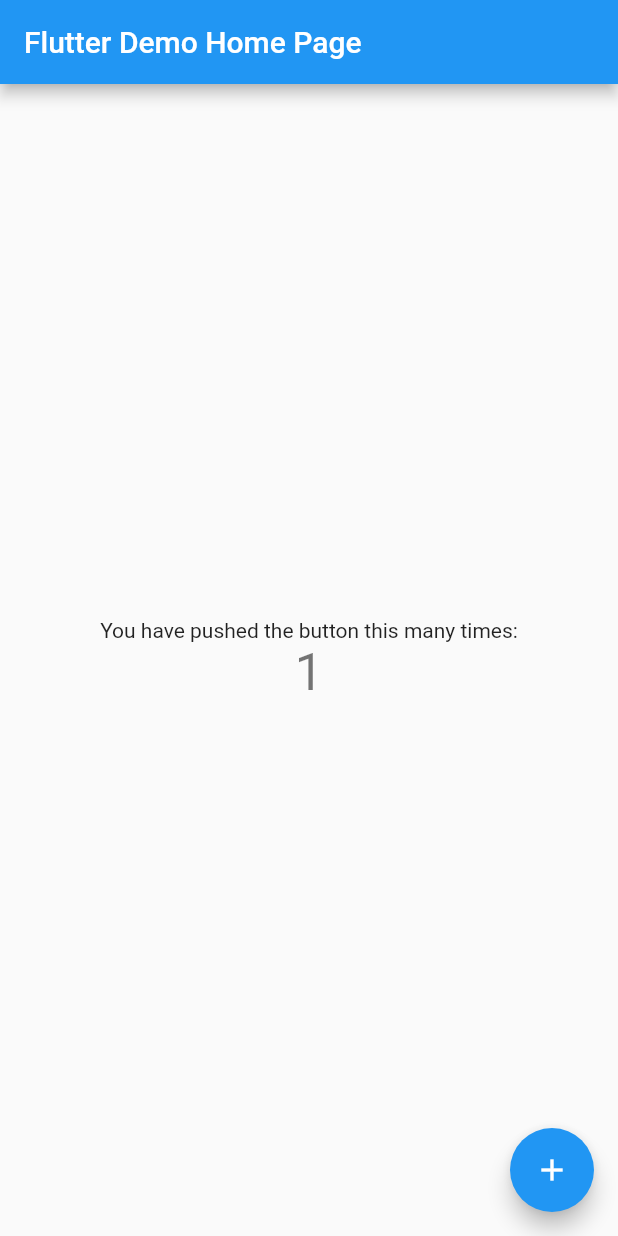
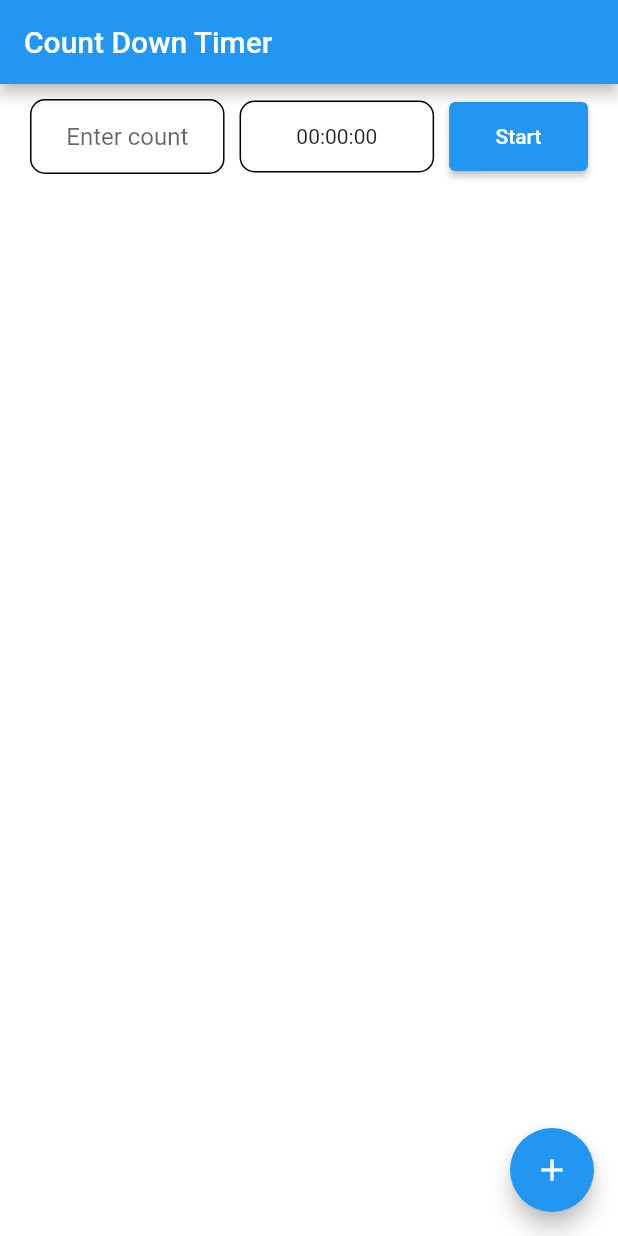
Before and after one commit to Prinalk/count-down-timer, a Flutter app: the screen it shows after launch, after a tap on the "add" icon, on a phone screen of 412 x 824 dp. Run offline on Flutter 3.47's test engine with Material 2 defaults, Android fonts, the phone set to English and light mode, and no system bars; our stand-ins replace get.

Commit message:
final code

```diff
--- /dev/null
+++ b/lib/controller/list_controller.dart
@@ -0,0 +1,6 @@
+import 'package:count_down/model/count_down.dart';
+import 'package:get/get.dart';
+
+class ListController extends GetxController{
+  List<TimerData> data = [];
+}
--- a/lib/main.dart
+++ b/lib/main.dart
@@ -1,6 +1,8 @@
 import 'package:flutter/material.dart';
+import 'package:get/get.dart';
+import 'screens/home_screen.dart';
 
-void main() {
+void main() async {
   runApp(const MyApp());
 }
 
@@ -10,106 +12,14 @@ class MyApp extends StatelessWidget {
   // This widget is the root of your application.
   @override
   Widget build(BuildContext context) {
-    return MaterialApp(
-      title: 'Count Down Timer',
-      theme: ThemeData(
-        // This is the theme of your application.
-        //
-        // Try running your application with "flutter run". You'll see the
-        // application has a blue toolbar. Then, without quitting the app, try
-        // changing the primarySwatch below to Colors.green and then invoke
-        // "hot reload" (press "r" in the console where you ran "flutter run",
-        // or simply save your changes to "hot reload" in a Flutter IDE).
-        // Notice that the counter didn't reset back to zero; the application
-        // is not restarted.
-        primarySwatch: Colors.blue,
-      ),
-      home: const MyHomePage(title: 'Flutter Demo Home Page'),
+    return GetMaterialApp(
+        title: 'Flutter Demo',
+        debugShowCheckedModeBanner: false,
+        theme: ThemeData(
+            scaffoldBackgroundColor: Colors.white,
+            visualDensity: VisualDensity.adaptivePlatformDensity,
+       ),
+        home: HomeScreen()
     );
   }
 }
-
-class MyHomePage extends StatefulWidget {
-  const MyHomePage({super.key, required this.title});
-
-  // This widget is the home page of your application. It is stateful, meaning
-  // that it has a State object (defined below) that contains fields that affect
-  // how it looks.
-
-  // This class is the configuration for the state. It holds the values (in this
-  // case the title) provided by the parent (in this case the App widget) and
-  // used by the build method of the State. Fields in a Widget subclass are
-  // always marked "final".
-
-  final String title;
-
-  @override
-  State<MyHomePage> createState() => _MyHomePageState();
-}
-
-class _MyHomePageState extends State<MyHomePage> {
-  int _counter = 0;
-
-  void _incrementCounter() {
-    setState(() {
-      // This call to setState tells the Flutter framework that something has
-      // changed in this State, which causes it to rerun the build method below
-      // so that the display can reflect the updated values. If we changed
-      // _counter without calling setState(), then the build method would not be
-      // called again, and so nothing would appear to happen.
-      _counter++;
-    });
-  }
-
-  @override
-  Widget build(BuildContext context) {
-    // This method is rerun every time setState is called, for instance as done
-    // by the _incrementCounter method above.
-    //
-    // The Flutter framework has been optimized to make rerunning build methods
-    // fast, so that you can just rebuild anything that needs updating rather
-    // than having to individually change instances of widgets.
-    return Scaffold(
-      appBar: AppBar(
-        // Here we take the value from the MyHomePage object that was created by
-        // the App.build method, and use it to set our appbar title.
-        title: Text(widget.title),
-      ),
-      body: Center(
-        // Center is a layout widget. It takes a single child and positions it
-        // in the middle of the parent.
-        child: Column(
-          // Column is also a layout widget. It takes a list of children and
-          // arranges them vertically. By default, it sizes itself to fit its
-          // children horizontally, and tries to be as tall as its parent.
-          //
-          // Invoke "debug painting" (press "p" in the console, choose the
-          // "Toggle Debug Paint" action from the Flutter Inspector in Android
-          // Studio, or the "Toggle Debug Paint" command in Visual Studio Code)
-          // to see the wireframe for each widget.
-          //
-          // Column has various properties to control how it sizes itself and
-          // how it positions its children. Here we use mainAxisAlignment to
-          // center the children vertically; the main axis here is the vertical
-          // axis because Columns are vertical (the cross axis would be
-          // horizontal).
-          mainAxisAlignment: MainAxisAlignment.center,
-          children: <Widget>[
-            const Text(
-              'You have pushed the button this many times:',
-            ),
-            Text(
-              '$_counter',
-              style: Theme.of(context).textTheme.headlineMedium,
-            ),
-          ],
-        ),
-      ),
-      floatingActionButton: FloatingActionButton(
-        onPressed: _incrementCounter,
-        tooltip: 'Increment',
-        child: const Icon(Icons.add),
-      ), // This trailing comma makes auto-formatting nicer for build methods.
-    );
-  }
-}
--- /dev/null
+++ b/lib/model/count_down.dart
@@ -0,0 +1,56 @@
+
+import 'package:flutter/cupertino.dart';
+
+class Countdown {
+  int id;
+  int time;
+  String count;
+  int total;
+  int status;
+
+
+  Countdown({required this.id, required this.time, required this.count,
+    required this.total, required this.status});
+
+  Map<String, dynamic> toMap() {
+    return {
+      'id': id,
+      'time': time,
+      'count': count,
+      'total': total,
+      'status': status
+    };
+  }
+
+  static Countdown fromMap(Map<String, dynamic> map) {
+    return Countdown(
+      id: map['id'],
+      time: map['time'],
+      count: map['count'],
+      total: map['total'],
+      status: map['status']
+    );
+  }
+}
+
+class TimerData {
+  TextEditingController count;
+  int status;
+
+  TimerData({ required this.count,
+     required this.status});
+
+  Map<String, dynamic> toMap() {
+    return {
+      'count': count,
+      'status': status
+    };
+  }
+
+  static TimerData fromMap(Map<String, dynamic> map) {
+    return TimerData(
+      count: map['count'],
+      status: map['status']
+    );
+  }
+}
--- /dev/null
+++ b/lib/screens/home_screen.dart
@@ -0,0 +1,52 @@
+import 'package:count_down/controller/list_controller.dart';
+import 'package:count_down/model/count_down.dart';
+import 'package:count_down/screens/timer_view.dart';
+import 'package:count_down/utils/string.dart';
+import 'package:flutter/material.dart';
+import 'package:get/get.dart';
+
+class HomeScreen extends StatefulWidget {
+  const HomeScreen({Key? key}) : super(key: key);
+
+  @override
+  State<HomeScreen> createState() => _HomeScreenState();
+}
+
+class _HomeScreenState extends State<HomeScreen> {
+
+  ListController controller = Get.put(ListController());
+
+  @override
+  Widget build(BuildContext context) {
+    return Scaffold(
+      appBar: AppBar(title: Text(txtAppName)),
+      body: GestureDetector(
+        onTap: () => FocusManager.instance.primaryFocus?.unfocus(),
+        child: GetBuilder<ListController>(
+            builder: (controller) {
+              return controller.data.isEmpty
+                  ? Center(child: Text("No Data Found\nAdd Data by clicking +", textAlign: TextAlign.center,),)
+              : ListView.separated(
+                itemCount: controller.data.length,
+                shrinkWrap: true,
+                itemBuilder: (context, index) {
+                  var data = controller.data[index];
+                  return TimerView(data: data);
+                }, separatorBuilder: (BuildContext context, int index) {
+                return const Divider(thickness: 1, color: Colors.grey);
+              },
+              );
+            }
+        ),
+      ),
+      floatingActionButton: FloatingActionButton(
+        onPressed: (){
+          controller.data.add(TimerData(count: TextEditingController(), status: 0));
+          controller.update();
+          Get.back();
+        },
+        child: const Icon(Icons.add),
+      ),
+    );
+  }
+}
--- /dev/null
+++ b/lib/screens/timer_view.dart
@@ -0,0 +1,131 @@
+import 'dart:async';
+
+import 'package:count_down/model/count_down.dart';
+import 'package:count_down/widgets/sizeBox.dart';
+import 'package:flutter/material.dart';
+
+class TimerView extends StatefulWidget {
+  final TimerData data;
+  const TimerView({Key? key, required this.data}) : super(key: key);
+
+  @override
+  State<TimerView> createState() => _TimerViewState();
+}
+
+class _TimerViewState extends State<TimerView> {
+  int sec = 0;
+  bool isRead = false;
+  Timer? countdownTimer;
+  Duration myDuration = Duration(seconds: 0);
+  @override
+  void initState() {
+    super.initState();
+  }
+  startTimer() {
+    countdownTimer =
+        Timer.periodic(Duration(seconds: 1), (_) => setCountDown());
+  }
+  stopTimer() {
+    setState(() => countdownTimer!.cancel());
+  }
+  resetTimer() {
+    stopTimer();
+    setState(() => myDuration = Duration(seconds: sec));
+  }
+  setCountDown() {
+    final reduceSecondsBy = 1;
+    setState(() {
+      final seconds = myDuration.inSeconds - reduceSecondsBy;
+      if (seconds < 0) {
+        countdownTimer!.cancel();
+        widget.data.status = 0;
+        isRead = false;
+      } else {
+        myDuration = Duration(seconds: seconds);
+        isRead = true;
+      }
+    });
+  }
+  @override
+  Widget build(BuildContext context) {
+    String strDigits(int n) => n.toString().padLeft(2, '0');
+    var hours = strDigits(myDuration.inHours.remainder(24));
+    var  minutes = strDigits(myDuration.inMinutes.remainder(60));
+    var seconds = strDigits(myDuration.inSeconds.remainder(60));
+    return  Center(
+        child: Column(
+          children: [
+            Padding(
+          padding: const EdgeInsets.symmetric(horizontal: 20, vertical: 10),
+          child: Row(
+            children: [
+              Expanded(
+                child: Container(
+                  decoration: BoxDecoration(
+                      borderRadius: BorderRadius.circular(10),
+                      border: Border.all(color: Colors.black)
+                  ),
+                  child: Center(
+                    child: TextFormField(
+                      readOnly: isRead,
+                        controller: widget.data.count,
+                        keyboardType: TextInputType.number,
+                        decoration: const InputDecoration(
+                          border: InputBorder.none,
+                          hintText: 'Enter count',
+                        ),
+                        textAlign: TextAlign.center,
+                        onChanged: (v){
+                          debugPrint("v is $v");
+                        }
+                    ),
+                  ),
+                ),
+              ),
+              widthSpace(width: 10),
+              Expanded(
+                  child: Container(
+                    padding: const EdgeInsets.symmetric(horizontal: 20, vertical: 15),
+                    decoration: BoxDecoration(
+                        borderRadius: BorderRadius.circular(10),
+                        border: Border.all(color: Colors.black)
+                    ),
+                    child: Center(child: Text('$hours:$minutes:$seconds')),
+                  )
+              ),
+              widthSpace(width: 10),
+              ElevatedButton(
+                onPressed: (){
+                  FocusManager.instance.primaryFocus?.unfocus();
+                  if(widget.data.status == 0) {
+                    widget.data.status = 1;
+                    // setState(() {
+                      debugPrint("text is ${widget.data.count.text}");
+                      sec = int.parse(widget.data.count.text);
+                    setState(() => myDuration = Duration(seconds: sec));
+                      startTimer();
+                    // });
+                  }
+                  else if(widget.data.status == 1){
+                    widget.data.status = 2;
+                    if (countdownTimer == null || countdownTimer!.isActive) {
+                      stopTimer();
+                    }
+                  }else if(widget.data.status == 2){
+                    widget.data.status = 1;
+                    startTimer();
+                  }
+                },
+                child: Padding(
+                  padding: const EdgeInsets.all(15.0),
+                  child: Text(widget.data.status == 1 ? "Pause" : widget.data.status == 2 ? "Resume" : "Start"),
+                ),
+              )
+            ],
+          ),
+        )
+          ],
+        ),
+      );
+  }
+}
--- /dev/null
+++ b/lib/utils/string.dart
@@ -0,0 +1,2 @@
+// App String values
+String txtAppName = "Count Down Timer";
--- /dev/null
+++ b/lib/widgets/sizeBox.dart
@@ -0,0 +1,19 @@
+import 'package:flutter/material.dart';
+
+heightSpace({required double height}){
+  return SizedBox(
+    height: height,
+  );
+}
+
+widthSpace({required double width}){
+  return SizedBox(
+    width: width,
+  );
+}
+height(BuildContext context){
+  return MediaQuery.of(context).size.height;
+}
+width( BuildContext context){
+  return MediaQuery.of(context).size.width;
+}
--- a/pubspec.yaml
+++ b/pubspec.yaml
@@ -35,6 +35,11 @@ dependencies:
   # The following adds the Cupertino Icons font to your application.
   # Use with the CupertinoIcons class for iOS style icons.
   cupertino_icons: ^1.0.2
+  get: ^4.6.5
+  sqflite: ^2.2.8+2
+  path_provider: ^2.0.15
+  get_storage: ^2.1.1
+  intl: ^0.18.1
 
 dev_dependencies:
   flutter_test:
```
Also changed, not shown: lib/utils/colors.dart (added, +7 -0 lines), pubspec.lock.
